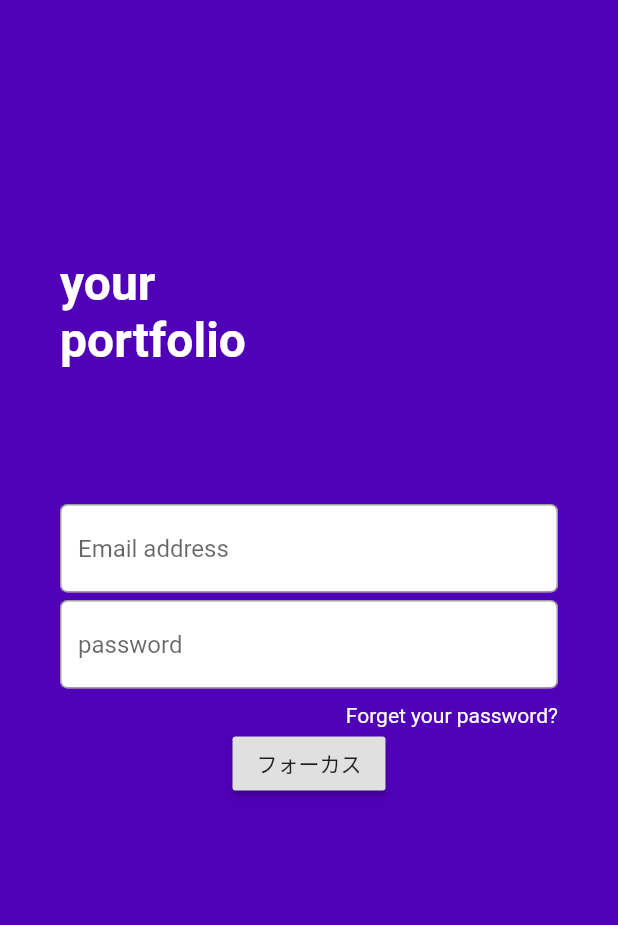
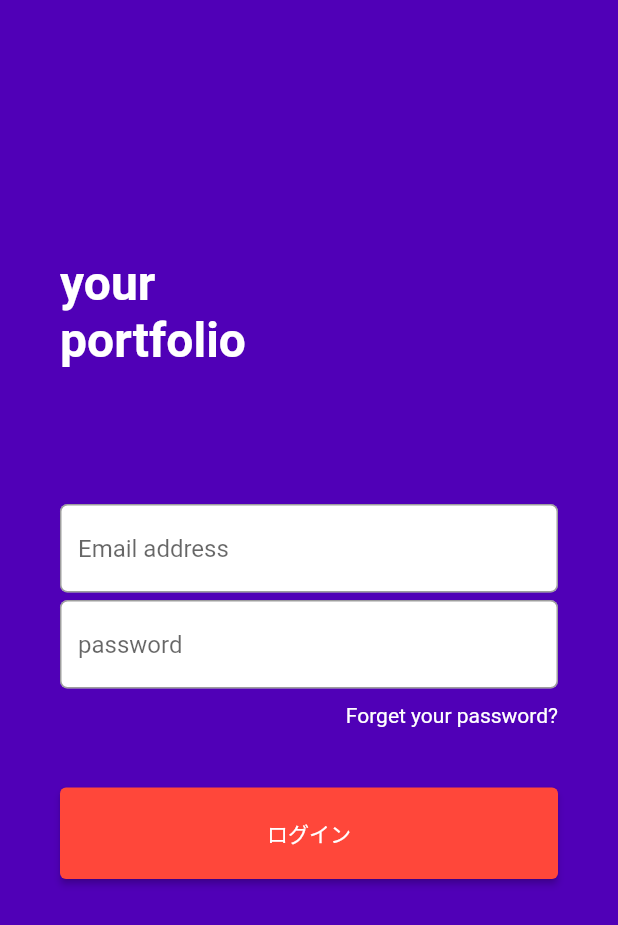
Before and after one commit to HayatoNabetani/mht-engneer-Commu-task, a Flutter app: the screen it shows after launch, on a phone screen of 412 x 824 dp. Shown: the top 925 px of the screen. Run offline on Flutter 3.47's test engine with Material 2 defaults, Android fonts, the phone set to English and light mode, and no system bars.

Commit message:
ログインボタンの作成

```diff
--- a/task1/lib/main.dart
+++ b/task1/lib/main.dart
@@ -113,8 +113,22 @@ class _MyHomePageState extends State<MyHomePage> {
             ),
 
             Container(
-              child: RaisedButton(
-                child: Text('フォーカス'),
+              margin:EdgeInsets.fromLTRB(0, 40, 0, 0),
+              width: deviceWidth,
+              decoration: BoxDecoration(
+                borderRadius: BorderRadius.circular(5),
+              ),
+              child: ElevatedButton(
+                style: ElevatedButton.styleFrom(
+                  primary: HexColor("FF473A"), //ボタンの背景色
+                  padding: EdgeInsets.fromLTRB(10,20,10,20)
+                ),
+                child: Text(
+                  'ログイン',
+                  style: TextStyle(
+                    color: Colors.white,
+                  ),
+                ),
                 onPressed: () {
                   // TODO: ここにフォーカスするためのコードを書く
                 },
```
